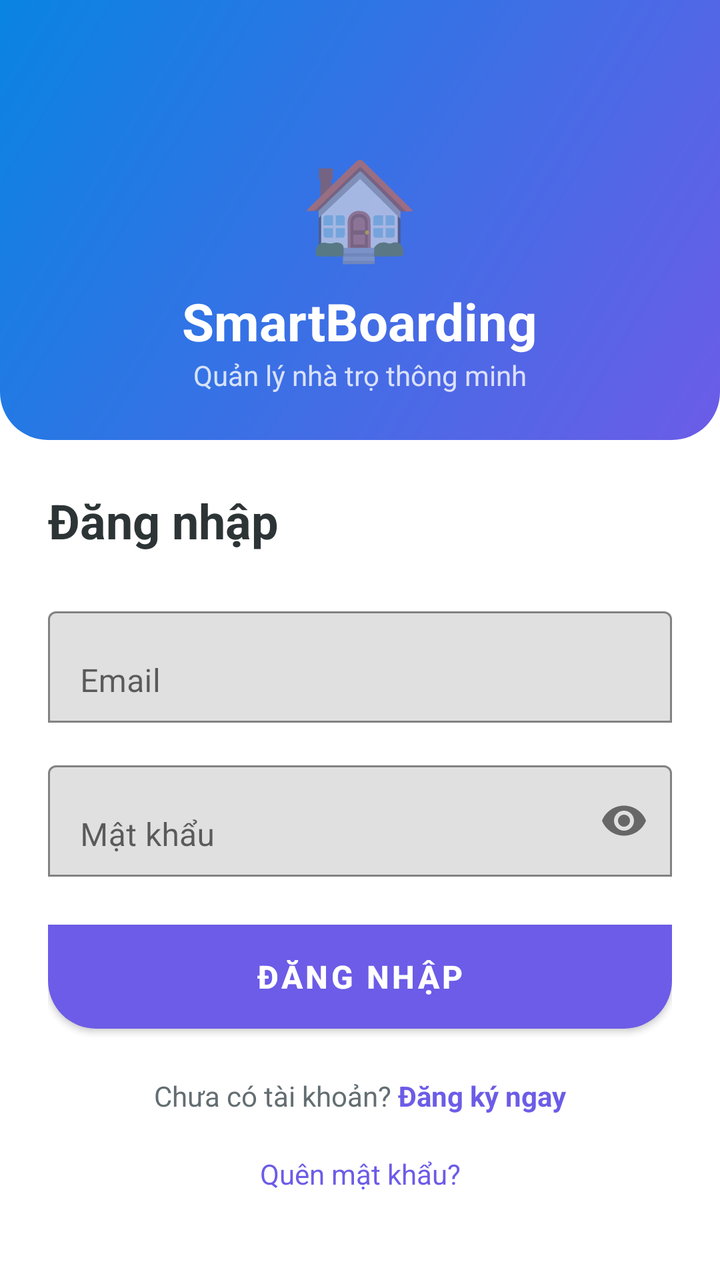
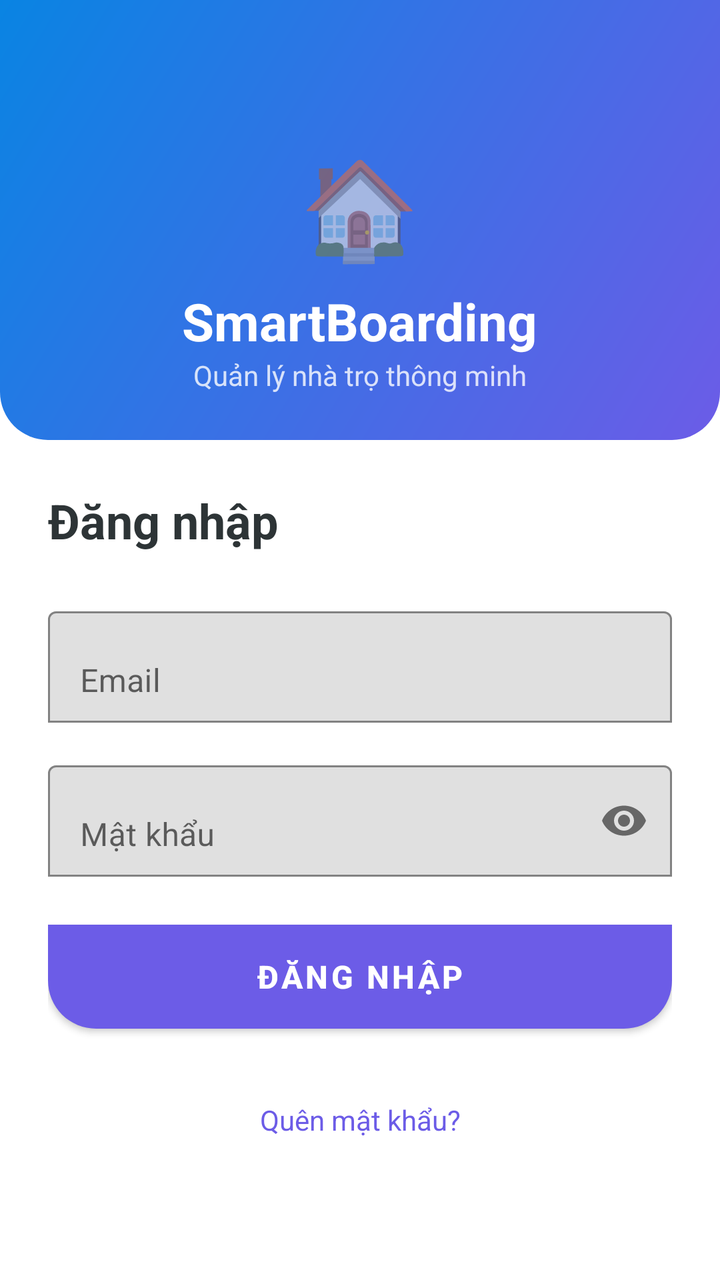

Screens rendered from an Android XML layout before and after an edit, with the pre-edit source and the edit as a unified diff.
<!-- AndroidManifest.xml: application theme Theme.SmartBoarding -->
<!-- res/layout/activity_login.xml -->
<?xml version="1.0" encoding="utf-8"?>
<ScrollView xmlns:android="http://schemas.android.com/apk/res/android"
    xmlns:app="http://schemas.android.com/apk/res-auto"
    android:layout_width="match_parent"
    android:layout_height="match_parent"
    android:background="@color/white"
    android:fillViewport="true">

    <LinearLayout
        android:layout_width="match_parent"
        android:layout_height="wrap_content"
        android:orientation="vertical">

        
        <LinearLayout
            android:layout_width="match_parent"
            android:layout_height="220dp"
            android:background="@drawable/gradient_header"
            android:gravity="center"
            android:orientation="vertical"
            android:paddingTop="48dp">

            <TextView
                android:layout_width="wrap_content"
                android:layout_height="wrap_content"
                android:text="🏠"
                android:textSize="48sp" />

            <TextView
                android:layout_width="wrap_content"
                android:layout_height="wrap_content"
                android:layout_marginTop="8dp"
                android:text="SmartBoarding"
                android:textColor="@android:color/white"
                android:textSize="26sp"
                android:textStyle="bold" />

            <TextView
                android:layout_width="wrap_content"
                android:layout_height="wrap_content"
                android:text="Quản lý nhà trọ thông minh"
                android:textColor="#CCFFFFFF"
                android:textSize="14sp" />
        </LinearLayout>

        
        <LinearLayout
            android:layout_width="match_parent"
            android:layout_height="wrap_content"
            android:orientation="vertical"
            android:padding="24dp">

            <TextView
                android:layout_width="wrap_content"
                android:layout_height="wrap_content"
                android:layout_marginBottom="24dp"
                android:text="Đăng nhập"
                android:textColor="@color/text_primary"
                android:textSize="24sp"
                android:textStyle="bold" />

            <com.google.android.material.textfield.TextInputLayout
                android:layout_width="match_parent"
                android:layout_height="wrap_content"
                android:layout_marginBottom="16dp"
                android:hint="Email"
                app:boxBackgroundMode="outline">

                <com.google.android.material.textfield.TextInputEditText
                    android:id="@+id/etEmail"
                    android:layout_width="match_parent"
                    android:layout_height="wrap_content"
                    android:imeOptions="actionNext"
                    android:inputType="textEmailAddress" />

            </com.google.android.material.textfield.TextInputLayout>

            <com.google.android.material.textfield.TextInputLayout
                android:layout_width="match_parent"
                android:layout_height="wrap_content"
                android:layout_marginBottom="24dp"
                android:hint="Mật khẩu"
                app:boxBackgroundMode="outline"
                app:endIconMode="password_toggle">

                <com.google.android.material.textfield.TextInputEditText
                    android:id="@+id/etPassword"
                    android:layout_width="match_parent"
                    android:layout_height="wrap_content"
                    android:imeOptions="actionDone"
                    android:inputType="textPassword" />

            </com.google.android.material.textfield.TextInputLayout>

            <Button
                android:id="@+id/btnLogin"
                android:layout_width="match_parent"
                android:layout_height="52dp"
                android:layout_marginBottom="16dp"
                android:background="@drawable/gradient_button"
                android:text="Đăng nhập"
                android:textColor="@android:color/white"
                android:textSize="16sp"
                android:textStyle="bold" />

            <ProgressBar
                android:id="@+id/progressBar"
                android:layout_width="wrap_content"
                android:layout_height="wrap_content"
                android:layout_gravity="center"
                android:visibility="gone" />

            <LinearLayout
                android:layout_width="match_parent"
                android:layout_height="wrap_content"
                android:layout_marginTop="8dp"
                android:gravity="center"
                android:orientation="horizontal">

                <TextView
                    android:layout_width="wrap_content"
                    android:layout_height="wrap_content"
                    android:text="Chưa có tài khoản? "
                    android:textColor="@color/text_secondary" />

                <TextView
                    android:id="@+id/tvRegister"
                    android:layout_width="wrap_content"
                    android:layout_height="wrap_content"
                    android:text="Đăng ký ngay"
                    android:textColor="@color/purple_primary"
                    android:textStyle="bold" />
            </LinearLayout>

            <TextView
                android:id="@+id/tvForgotPassword"
                android:layout_width="match_parent"
                android:layout_height="wrap_content"
                android:layout_marginTop="12dp"
                android:gravity="center"
                android:padding="8dp"
                android:text="Quên mật khẩu?"
                android:textColor="@color/purple_primary" />

        </LinearLayout>

    </LinearLayout>

</ScrollView>
<!-- resources referenced by this layout -->
<resources>
  <color name="purple_primary">#6C5CE7</color>
  <color name="text_primary">#2D3436</color>
  <color name="text_secondary">#636E72</color>
  <color name="white">#FFFFFF</color>
  <!-- drawable gradient_button (drawable) -->
  <?xml version="1.0" encoding="utf-8"?>
  <shape xmlns:android="http://schemas.android.com/apk/res/android">
      <gradient
          android:startColor="#6C5CE7"
          android:endColor="#0984E3"
          android:angle="135"
          android:type="linear"/>
      <corners android:bottomLeftRadius="24dp" android:bottomRightRadius="24dp"/>
  </shape>
  <!-- drawable gradient_header (drawable) -->
  <?xml version="1.0" encoding="utf-8"?>
  <shape xmlns:android="http://schemas.android.com/apk/res/android">
      <gradient
          android:startColor="#6C5CE7"
          android:endColor="#0984E3"
          android:angle="135"
          android:type="linear"/>
      <corners android:bottomLeftRadius="24dp" android:bottomRightRadius="24dp"/>
  </shape>
  <style name="Theme.SmartBoarding" parent="Theme.MaterialComponents.Light.NoActionBar">
          <item name="colorPrimary">#6C5CE7</item>
          <item name="colorPrimaryVariant">#5A4BD1</item>
          <item name="colorOnPrimary">#FFFFFF</item>
          <item name="colorSecondary">#0984E3</item>
          <item name="colorOnSecondary">#FFFFFF</item>
          <item name="android:statusBarColor">#5A4BD1</item>
          <item name="android:windowBackground">#F8F9FA</item>
      </style>
</resources>

<!-- the commit's change to res/layout/activity_login.xml (unified diff, before → after) -->
@@ -110,28 +110,6 @@
                 android:layout_gravity="center"
                 android:visibility="gone" />
 
-            <LinearLayout
-                android:layout_width="match_parent"
-                android:layout_height="wrap_content"
-                android:layout_marginTop="8dp"
-                android:gravity="center"
-                android:orientation="horizontal">
-
-                <TextView
-                    android:layout_width="wrap_content"
-                    android:layout_height="wrap_content"
-                    android:text="Chưa có tài khoản? "
-                    android:textColor="@color/text_secondary" />
-
-                <TextView
-                    android:id="@+id/tvRegister"
-                    android:layout_width="wrap_content"
-                    android:layout_height="wrap_content"
-                    android:text="Đăng ký ngay"
-                    android:textColor="@color/purple_primary"
-                    android:textStyle="bold" />
-            </LinearLayout>
-
             <TextView
                 android:id="@+id/tvForgotPassword"
                 android:layout_width="match_parent"
<!-- resource entries referenced after the edit -->
@@ -2,7 +2,6 @@
 <resources>
   <color name="purple_primary">#6C5CE7</color>
   <color name="text_primary">#2D3436</color>
-  <color name="text_secondary">#636E72</color>
   <color name="white">#FFFFFF</color>
   <!-- drawable gradient_button (drawable) -->
   <?xml version="1.0" encoding="utf-8"?>
